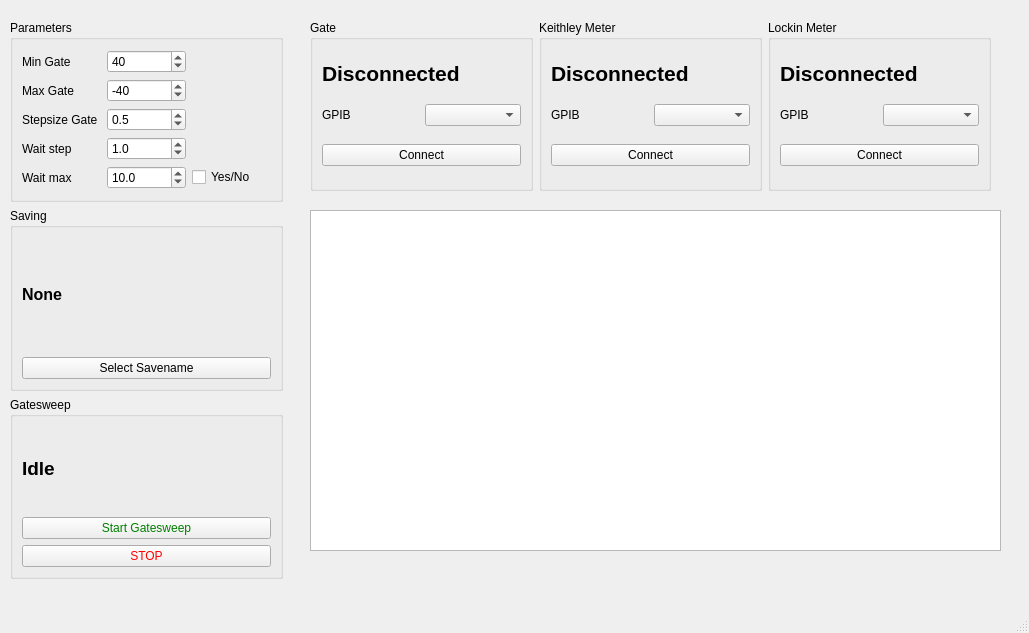
Qt form Gatesweep.ui (FalconTube/lab_software) before a commit.
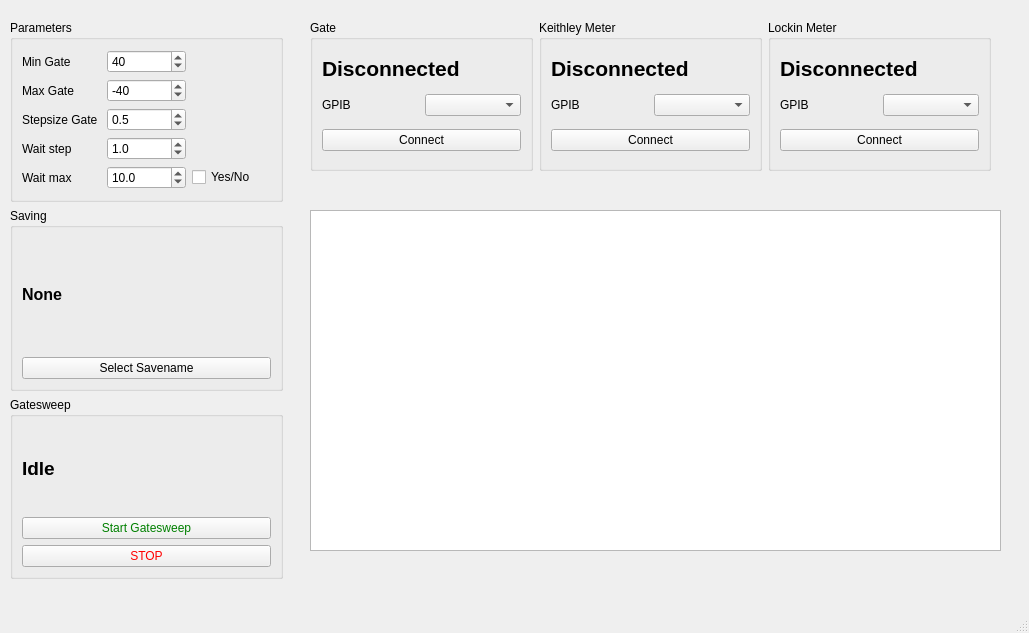
The same form after that commit. Custom widgets are drawn as their Qt base class.

What changed in the file:
```diff
--- a/Gatesweep.ui
+++ b/Gatesweep.ui
@@ -262,7 +262,7 @@
       <x>310</x>
       <y>20</y>
       <width>681</width>
-      <height>171</height>
+      <height>151</height>
      </rect>
     </property>
     <layout class="QHBoxLayout" name="horizontalLayout_2">
```
Left out of the diff: 42 changed lines with no effect on the pictures.
